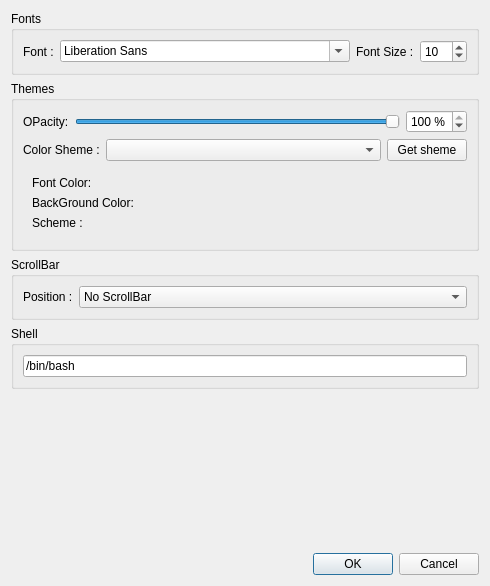
Above: elokab-terminal/settingdialog.ui from zakariakov/elokab-terminal before the change. Below: the same form after it.
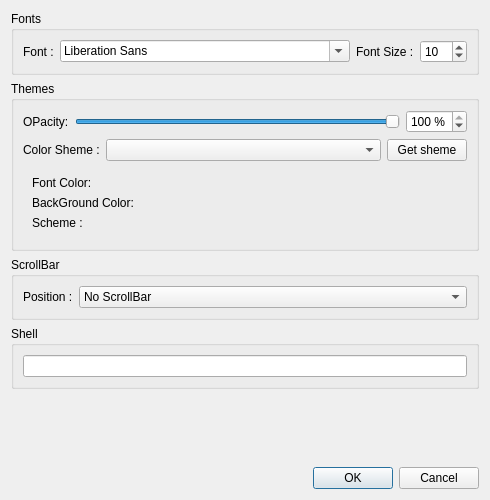
That is the form after the change.

What changed in the file:
```diff
--- a/elokab-terminal/settingdialog.ui
+++ b/elokab-terminal/settingdialog.ui
@@ -7,7 +7,7 @@
     <x>0</x>
     <y>0</y>
     <width>490</width>
-    <height>586</height>
+    <height>500</height>
    </rect>
   </property>
   <property name="windowTitle">
@@ -271,7 +271,7 @@
       <item>
        <widget class="QLineEdit" name="lineEditShell">
         <property name="text">
-         <string>/bin/bash</string>
+         <string/>
         </property>
        </widget>
       </item>
```
